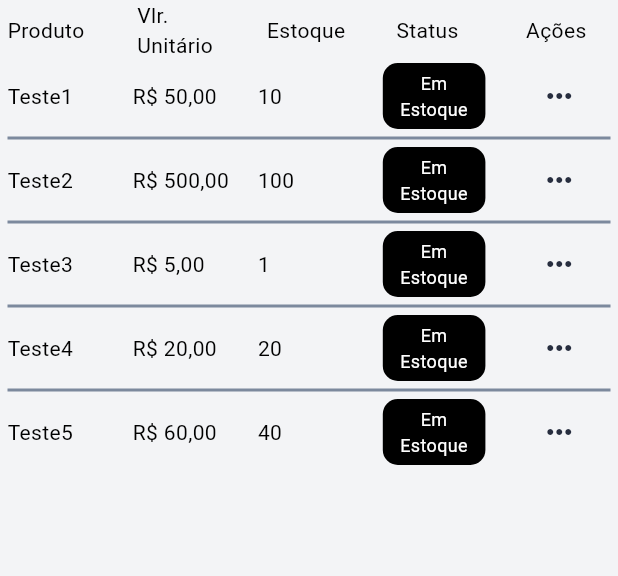
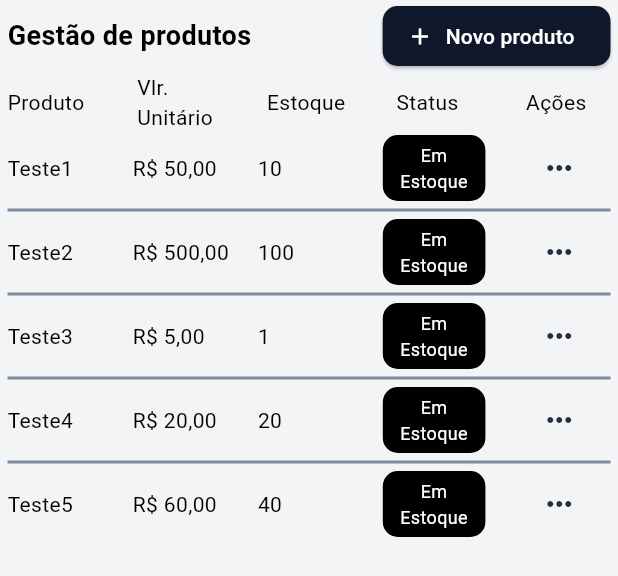
Before and after one commit to BrunoVieiraL/stockly, a Flutter app: the ProductsScreen widget shown alone on an empty page, opened directly with empty values, on a phone screen of 412 x 824 dp. Shown: the top 576 px of the screen. Run offline on Flutter 3.47's test engine with Material 3 defaults, Android fonts, the phone set to English and light mode, and no system bars; our stand-ins replace dio, syncfusion_flutter_charts; network calls fail.

Commit message:
product screen finalized

```diff
--- a/lib/domain/models/product/product.dart
+++ b/lib/domain/models/product/product.dart
@@ -25,7 +25,7 @@ class Product {
     return Product(
       id: map['id'] != null ? map['id'] as String : null,
       name: map['name'] as String,
-      price: double.tryParse(map['price']) ?? 0,
+      price: double.tryParse(map['price'].toString()) ?? 0.0,
       stock: map['stock'] as int,
       createdAt: DateTime.parse(map['createdAt']),
       updatedAt: DateTime.parse(map['updatedAt']),
--- a/lib/ui/products/widgets/products_screen.dart
+++ b/lib/ui/products/widgets/products_screen.dart
@@ -23,7 +23,56 @@ class _ProductsScreenState extends State<ProductsScreen> {
     return SafeArea(
       minimum: EdgeInsets.symmetric(horizontal: 5),
       child: Column(
+        crossAxisAlignment: CrossAxisAlignment.end,
         children: [
+          Row(
+            mainAxisAlignment: MainAxisAlignment.spaceBetween,
+            children: [
+              Text(
+                'Gestão de produtos',
+                style: TextStyle(
+                  color: Colors.black,
+                  fontSize: 18,
+                  fontWeight: FontWeight.w600,
+                ),
+              ),
+              ElevatedButton.icon(
+                style: ElevatedButton.styleFrom(
+                  backgroundColor: AppColors.blue1,
+                  shape: RoundedRectangleBorder(
+                    borderRadius: BorderRadius.circular(10),
+                  ),
+                ),
+                onPressed: () async {
+                  await showDialog(
+                    context: context,
+                    builder: (context) => ProductDialog(
+                      onPressed: (name, price, stock) async =>
+                          await widget.viewModel.addProduct(
+                        Product(
+                          name: name,
+                          price: price,
+                          stock: stock,
+                          createdAt: DateTime.now(),
+                          updatedAt: DateTime.now(),
+                        ),
+                      ),
+                    ),
+                  );
+                },
+                label: Text(
+                  'Novo produto',
+                  style: TextStyle(
+                    color: Colors.white,
+                  ),
+                ),
+                icon: Icon(
+                  Icons.add,
+                  color: Colors.white,
+                ),
+              ),
+            ],
+          ),
           Row(
             mainAxisAlignment: MainAxisAlignment.spaceBetween,
             spacing: 30,
```
Also changed, not shown: lib/ui/home/widgets/home.dart (+8 -62 lines).
